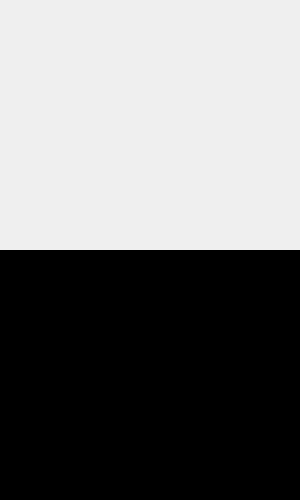
First picture: the form in customdialog.ui, repository Cannabis2013/FileMover, before the edit.
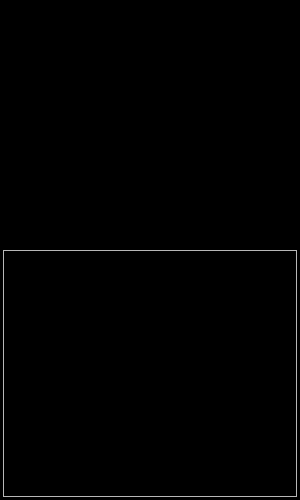
Second picture: the form after the edit. Custom widgets are drawn as their Qt base class.

Diff of the .ui file:
```diff
--- a/customdialog.ui
+++ b/customdialog.ui
@@ -26,7 +26,11 @@
    <string>Form</string>
   </property>
   <property name="styleSheet">
-   <string notr="true"/>
+   <string notr="true">QWidget#CustomDialog
+{
+	
+	background-color: rgb(0, 0, 0);
+}</string>
   </property>
   <layout class="QVBoxLayout" name="mainLayout">
    <property name="spacing">
@@ -36,16 +40,16 @@
     <enum>QLayout::SetDefaultConstraint</enum>
    </property>
    <property name="leftMargin">
-    <number>0</number>
+    <number>3</number>
    </property>
    <property name="topMargin">
-    <number>0</number>
+    <number>3</number>
    </property>
    <property name="rightMargin">
-    <number>0</number>
+    <number>3</number>
    </property>
    <property name="bottomMargin">
-    <number>0</number>
+    <number>3</number>
    </property>
    <item>
     <widget class="TopFrameForm" name="TopFrame" native="true">
@@ -78,11 +82,7 @@
       <bool>false</bool>
      </property>
      <property name="styleSheet">
-      <string notr="true">QFrame#frame
-{
-	
-	background-color: rgb(0, 0, 0);
-}</string>
+      <string notr="true"/>
      </property>
      <property name="frameShape">
       <enum>QFrame::StyledPanel</enum>
@@ -95,16 +95,16 @@
        <enum>QLayout::SetDefaultConstraint</enum>
       </property>
       <property name="leftMargin">
-       <number>3</number>
+       <number>0</number>
       </property>
       <property name="topMargin">
        <number>0</number>
       </property>
       <property name="rightMargin">
-       <number>3</number>
+       <number>0</number>
       </property>
       <property name="bottomMargin">
-       <number>3</number>
+       <number>0</number>
       </property>
       <property name="spacing">
        <number>0</number>
```
